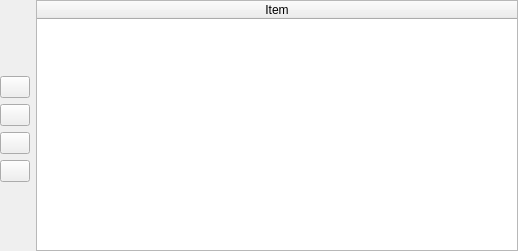
First picture: the form in CustomWidgets/BasicInterfaceWidgets/orderedStructureWidget.ui, repository dsgoficial/DsgTools, before the edit.
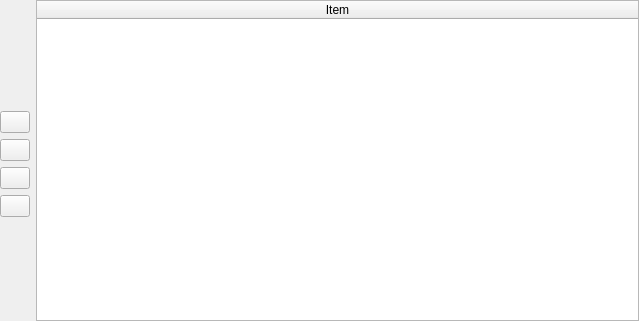
Second picture: the form after the edit. Icons and pictures are not drawn.

```diff
--- a/CustomWidgets/BasicInterfaceWidgets/orderedStructureWidget.ui
+++ b/CustomWidgets/BasicInterfaceWidgets/orderedStructureWidget.ui
@@ -6,10 +6,16 @@
    <rect>
     <x>0</x>
     <y>0</y>
-    <width>518</width>
-    <height>251</height>
+    <width>639</width>
+    <height>321</height>
    </rect>
   </property>
+  <property name="sizePolicy">
+   <sizepolicy hsizetype="MinimumExpanding" vsizetype="MinimumExpanding">
+    <horstretch>0</horstretch>
+    <verstretch>0</verstretch>
+   </sizepolicy>
+  </property>
   <property name="windowTitle">
    <string>Form</string>
   </property>
```
